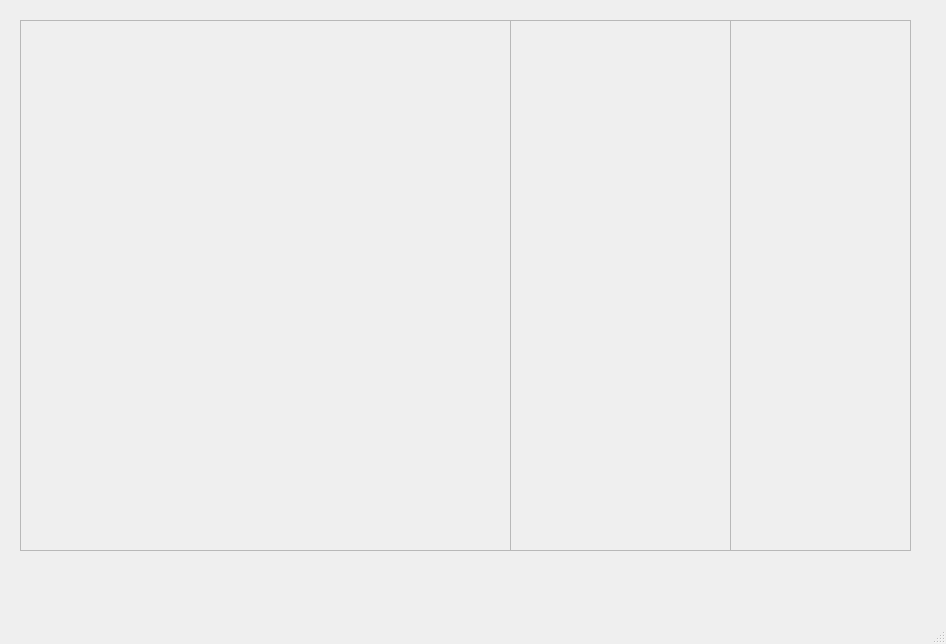
Qt form loginscreen/adminwindow.ui (jgrady15/CS1C-Project-1) before a commit.
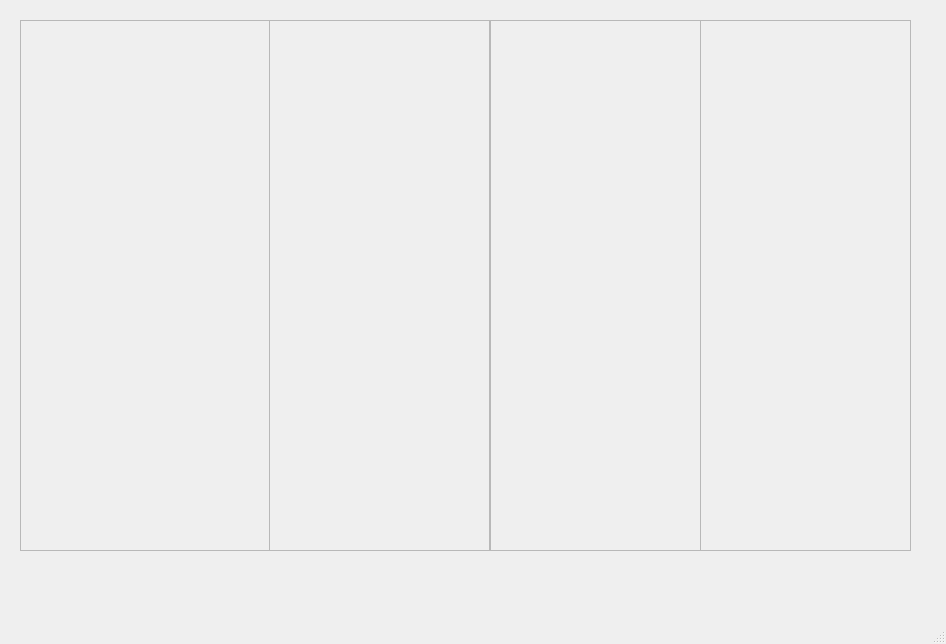
The same form after that commit. The open tabs and pages were chosen to show the change.

Commit message: database for customer info

What changed in the file:
```diff
--- a/loginscreen/adminwindow.ui
+++ b/loginscreen/adminwindow.ui
@@ -174,7 +174,7 @@
        <rect>
         <x>20</x>
         <y>20</y>
-        <width>491</width>
+        <width>251</width>
         <height>531</height>
        </rect>
       </property>
@@ -185,7 +185,7 @@
       </property>
       <property name="geometry">
        <rect>
-        <x>510</x>
+        <x>269</x>
         <y>20</y>
         <width>221</width>
         <height>531</height>
@@ -198,9 +198,22 @@
       </property>
       <property name="geometry">
        <rect>
-        <x>730</x>
+        <x>700</x>
         <y>20</y>
-        <width>181</width>
+        <width>211</width>
+        <height>531</height>
+       </rect>
+      </property>
+     </widget>
+     <widget class="QListWidget" name="customerPage_displayListQuantity">
+      <property name="enabled">
+       <bool>false</bool>
+      </property>
+      <property name="geometry">
+       <rect>
+        <x>490</x>
+        <y>20</y>
+        <width>211</width>
         <height>531</height>
        </rect>
       </property>
```
The commit also changes 9 other files.
